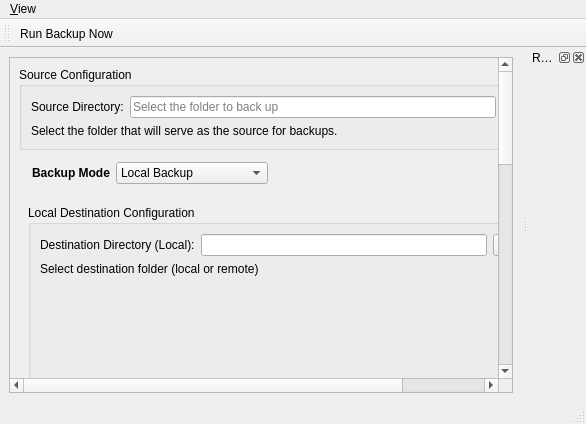
This is backy_x/src/gui/MainWindow.ui in Mantinum/backyfull as Qt 5 draws it before an edit. The edited form follows.
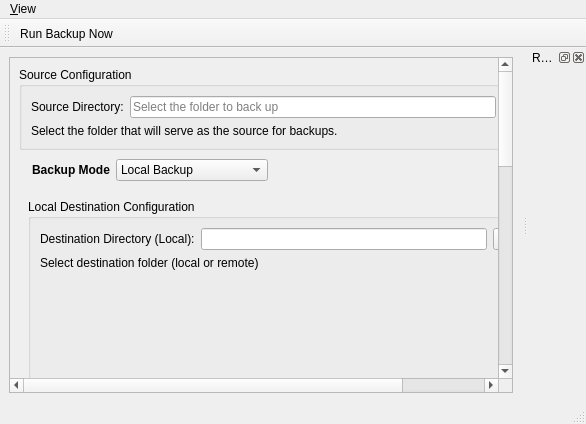
This is the edited form.

Commit message: Tighten vertical spacing around destination settings

```diff
--- a/backy_x/src/gui/MainWindow.ui
+++ b/backy_x/src/gui/MainWindow.ui
@@ -8,7 +8,7 @@
   <widget class="QWidget" name="centralwidget">
    <layout class="QVBoxLayout" name="verticalLayout_main">
     <property name="spacing">
-     <number>12</number>
+     <number>9</number>
     </property>
     <item>
      <widget class="QScrollArea" name="scrollArea">
@@ -26,7 +26,7 @@
        </property>
        <layout class="QVBoxLayout" name="scrollAreaLayout">
         <property name="spacing">
-         <number>12</number>
+         <number>9</number>
         </property>
         <!-- Source configuration group -->
         <item>
@@ -219,7 +219,13 @@
               <enum>Qt::Vertical</enum>
              </property>
              <property name="sizeType">
-              <enum>QSizePolicy::Expanding</enum>
+             <enum>QSizePolicy::Preferred</enum>
+            </property>
+            <property name="sizeHint" stdset="0">
+             <size>
+              <width>20</width>
+              <height>8</height>
+             </size>
              </property>
             </spacer>
            </item>
@@ -419,7 +425,13 @@
           <enum>Qt::Vertical</enum>
          </property>
          <property name="sizeType">
-          <enum>QSizePolicy::Expanding</enum>
+          <enum>QSizePolicy::Preferred</enum>
+         </property>
+         <property name="sizeHint" stdset="0">
+          <size>
+           <width>20</width>
+           <height>8</height>
+          </size>
          </property>
         </spacer>
        </item>
```
Left out of the diff: 16 changed lines with no effect on the pictures. Lines whose indentation alone changed are shown as unchanged.
